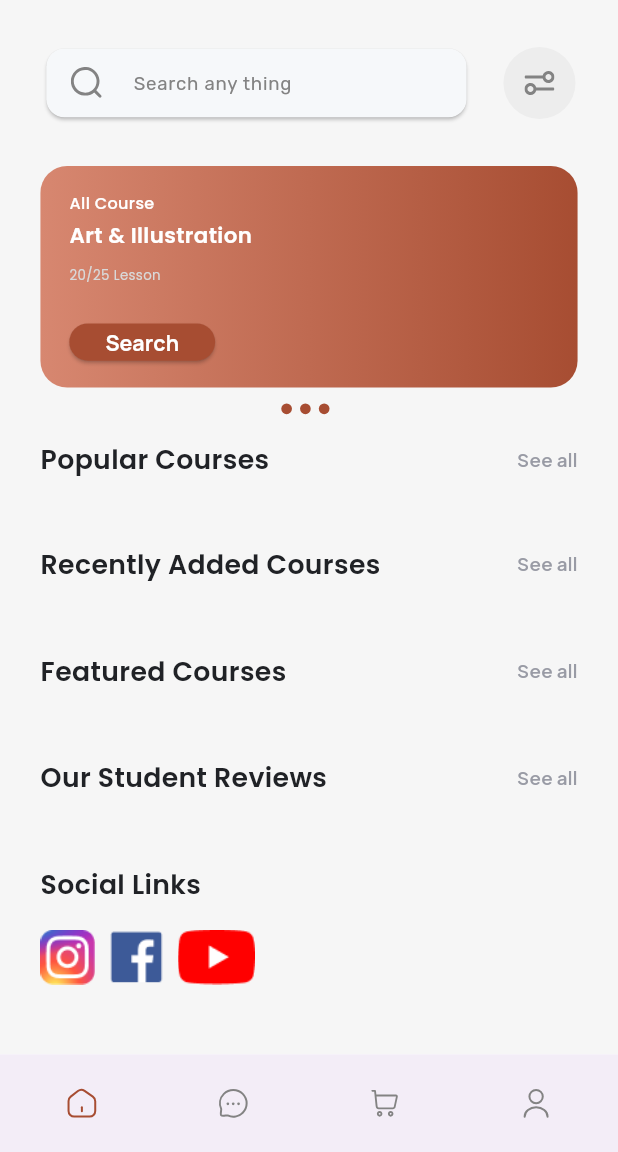
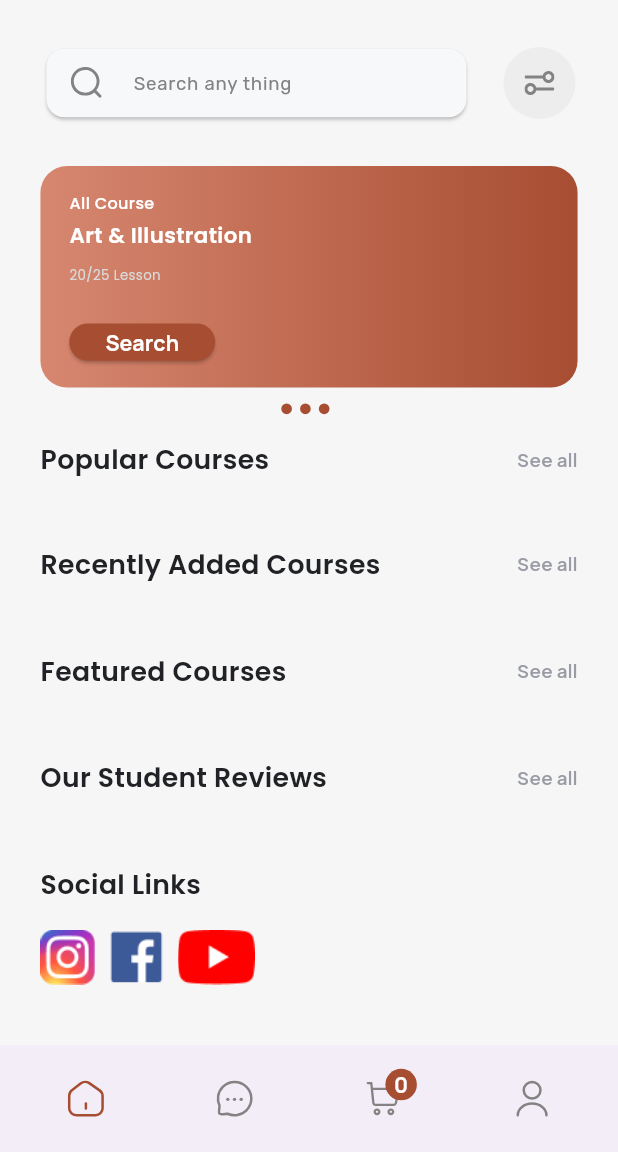
Before and after one commit to akash2058/lmsapp, a Flutter app: the MainMenu screen opened directly, in the side drawer, after a tap on the "menu" icon, on a phone screen of 412 x 824 dp, the part 84-1236 px from its top. Run offline on Flutter 3.47's test engine with Material 3 defaults, Android fonts, the phone set to English and light mode, and no system bars; our stand-ins replace dotted_border, flutter_screenutil, flutter_svg, flutter_widget_from_html, google_fonts, image_picker and 3 more; missing offline and left inert: google_places_autocomplete_text_field; accounts and stored records are empty; network calls fail; project files that could hold a hidden picture were left out.

Commit message:
made changes in the app

```diff
--- a/lib/views/menu_card/main_menu.dart
+++ b/lib/views/menu_card/main_menu.dart
@@ -3,7 +3,9 @@ import 'package:flutter_screenutil/flutter_screenutil.dart';
 import 'package:flutter_svg/flutter_svg.dart';
 import 'package:lmsapp/utilities/appcolors.dart';
 import 'package:lmsapp/utilities/svgimages.dart';
+import 'package:lmsapp/utilities/textstyle.dart';
 import 'package:lmsapp/views/menu_card/main_menu_providers.dart';
+import 'package:lmsapp/views/menu_screens/cart/cart_provider/cart_provider.dart';
 import 'package:provider/provider.dart';
 
 class MainMenu extends StatefulWidget {
@@ -23,11 +25,12 @@ class _MainMenuState extends State<MainMenu> {
 
   @override
   Widget build(BuildContext context) {
+    var cart = Provider.of<CartProvider>(context);
     return Consumer<MenuProviders>(
       builder: (context, menu, child) {
         return Scaffold(
             bottomNavigationBar: BottomAppBar(
-              height: 73.h,
+              height: 80.h,
               child: Padding(
                 padding: EdgeInsets.symmetric(horizontal: 29.w),
                 child: Row(
@@ -41,7 +44,7 @@ class _MainMenuState extends State<MainMenu> {
                       },
                       child: SvgPicture.asset(
                         SvgImages.home,
-                        height: 24.h,
+                        height: 30.h,
                         // ignore: deprecated_member_use
                         color: menu.currenttab == 0
                             ? AppColors.primarybrown
@@ -56,7 +59,7 @@ class _MainMenuState extends State<MainMenu> {
                       },
                       child: SvgPicture.asset(
                         SvgImages.chat,
-                        height: 24.h,
+                        height: 30.h,
                         // ignore: deprecated_member_use
                         color: menu.currenttab == 1
                             ? AppColors.primarybrown
@@ -69,13 +72,20 @@ class _MainMenuState extends State<MainMenu> {
                           menu.currenttab = 2;
                         });
                       },
+                      child: Badge(
+                        backgroundColor: AppColors.primarybrown,
+                        label: Text(
+                            cart.cart?.data?.cartItems?.length.toString() ??
+                                '0',
+                            style: buttonstyle),
                         child: SvgPicture.asset(
                           SvgImages.cart,
-                        height: 24.h,
+                          height: 30.h,
                           // ignore: deprecated_member_use
                           color: menu.currenttab == 2
                               ? AppColors.primarybrown
                               : AppColors.primarygrey,
+                        ),
                       ),
                     ),
                     GestureDetector(
@@ -86,7 +96,7 @@ class _MainMenuState extends State<MainMenu> {
                       },
                       child: SvgPicture.asset(
                         SvgImages.profile,
-                        height: 24.h,
+                        height: 30.h,
                         // ignore: deprecated_member_use
                         color: menu.currenttab == 3
                             ? AppColors.primarybrown
--- a/lib/views/menu_screens/cart/cart_provider/cart_provider.dart
+++ b/lib/views/menu_screens/cart/cart_provider/cart_provider.dart
@@ -5,9 +5,6 @@ import 'package:lmsapp/utilities/utils.dart';
 import 'package:lmsapp/views/menu_screens/cart/service/cart_services.dart';
 
 class CartProvider extends ChangeNotifier {
-  CartModel? _cartModel;
-  CartModel? get cart => _cartModel;
-
   WishlistModel? _wishlistModel;
   WishlistModel? get wishlist => _wishlistModel;
 
@@ -16,6 +13,8 @@ class CartProvider extends ChangeNotifier {
   bool loadingaddtocart = false;
   bool loadingremovecart = false;
 
+  CartModel? _cartModel;
+  CartModel? get cart => _cartModel;
   getCartData() async {
     var tokken = await Utils.getToken();
     try {
@@ -48,7 +47,6 @@ class CartProvider extends ChangeNotifier {
         }
         loadingaddtocart = false;
         notifyListeners();
-        print(policy);
       });
     } catch (e) {
       loadingaddtocart = false;
--- a/lib/views/menu_screens/cart/cartscreen.dart
+++ b/lib/views/menu_screens/cart/cartscreen.dart
@@ -1,5 +1,4 @@
 import 'package:flutter/material.dart';
-
 import 'package:flutter_screenutil/flutter_screenutil.dart';
 import 'package:lmsapp/customwidgets/%20customitemdiscount.dart';
 import 'package:lmsapp/customwidgets/customappbar.dart';
@@ -55,7 +54,9 @@ class _CartScreenState extends State<CartScreen> {
           ),
           body: Padding(
             padding: EdgeInsets.symmetric(horizontal: 28.w),
-            child: RefreshIndicator(
+            child: cart.loadinggetcart == true
+                ? const Center(child: CircularProgressIndicator())
+                : RefreshIndicator(
                     onRefresh: getcartdata,
                     child: Column(
                       children: [
@@ -63,22 +64,26 @@ class _CartScreenState extends State<CartScreen> {
                           child: SizedBox(
                             height: 360.h,
                             child: ListView.builder(
-                          itemCount: cart.cart?.data?.cartItems?.length ?? 0,
+                                itemCount:
+                                    cart.cart?.data?.cartItems?.length ?? 0,
                                 itemBuilder: (context, index) {
                                   var data = cart.cart?.data?.cartItems?[index];
                                   return Column(
                                     children: [
                                       CartCard(
-                                    ontapicon: () {
-                                      cart.getremovecart(
-                                          data?.id?.toString() ?? '', context);
+                                          ontapicon: () async {
+                                            await cart.getremovecart(
+                                                data?.id?.toString() ?? '',
+                                                context);
                                           },
                                           ontap: () {
                                             Navigator.push(
                                                 context,
                                                 CustomPageRoute(
-                                              child: PopularCourseLandingPage(
-                                                  id: data?.id.toString() ??
+                                                    child:
+                                                        PopularCourseLandingPage(
+                                                            id: data?.id
+                                                                    .toString() ??
                                                                 '')));
                                           },
                                           coursetitle: data?.courseTitle ?? '',
@@ -109,7 +114,9 @@ class _CartScreenState extends State<CartScreen> {
                                 ),
                                 Expanded(
                                     child: CustomButton(
-                                  height: 53.h, text: 'Apply', onTap: () {}))
+                                        height: 53.h,
+                                        text: 'Apply',
+                                        onTap: () {}))
                               ],
                             ),
                             SizedBox(
@@ -134,7 +141,8 @@ class _CartScreenState extends State<CartScreen> {
                         Column(
                           children: [
                             CustomPaymentCard(
-                          amount: '₹${cart.cart?.data?.totalPrice ?? ''}'),
+                                amount:
+                                    '₹${cart.cart?.data?.totalPrice ?? ''}'),
                             SizedBox(
                               height: 13.h,
                             ),
@@ -145,7 +153,8 @@ class _CartScreenState extends State<CartScreen> {
                                   Navigator.push(
                                       // ignore: prefer_const_constructors
                                       context,
-                                CustomPageRoute(child: const PaymentScreen()));
+                                      CustomPageRoute(
+                                          child: const PaymentScreen()));
                                 })
                           ],
                         ),
--- a/lib/views/menu_screens/cart/service/cart_services.dart
+++ b/lib/views/menu_screens/cart/service/cart_services.dart
@@ -52,7 +52,6 @@ Future<Map<String, dynamic>> fetchAddCart(token, id) async {
 
 Future<Map<String, dynamic>> fetchRemoveCart(token, id) async {
   var body = {'cart_id': id};
-  print('object $token');
   final response = await http.post(
     Uri.parse(AppUrls.removecart),
     body: body,
--- a/lib/views/menu_screens/chat/chatscreen.dart
+++ b/lib/views/menu_screens/chat/chatscreen.dart
@@ -64,6 +64,7 @@ class _ChatScreenState extends State<ChatScreen> {
                           context,
                           CustomPageRoute(
                               child: ChatDetailsScreen(
+                            title: data?.user1Name ?? '',
                             id: data?.chatId.toString() ?? '',
                           )));
                     },
--- a/lib/views/menu_screens/chat/provider/chat_provider.dart
+++ b/lib/views/menu_screens/chat/provider/chat_provider.dart
@@ -24,8 +24,6 @@ class ChatProvider extends ChangeNotifier {
       await fetchChatroom(tokken).then((policy) {
         chatRoomModel = ChatRoomModel.fromJson(policy);
         loadingchatroom = false;
-        notifyListeners();
-        print('chats${policy}');
       });
     } catch (e) {
       loadingchatroom = false;
@@ -43,7 +41,6 @@ class ChatProvider extends ChangeNotifier {
         messageModel = MessageModel.fromJson(policy);
         loadingmessage = false;
         notifyListeners();
-        print('message$policy');
       });
     } catch (e) {
       loadingmessage = false;
@@ -60,7 +57,6 @@ class ChatProvider extends ChangeNotifier {
       await fetchSendMessage(tokken, messagecontroller.text, id).then((policy) {
         loadingsendingmessage = false;
         notifyListeners();
-        print('message$policy');
       });
     } catch (e) {
       loadingsendingmessage = false;
--- a/lib/views/menu_screens/service/main_screen_services.dart
+++ b/lib/views/menu_screens/service/main_screen_services.dart
@@ -141,7 +141,7 @@ Future<Map<String, dynamic>> fetchaddwishlist(token, id) async {
 }
 
 Future<Map<String, dynamic>> fetchremoveaddwishlist(token, id) async {
-  var body = {'course_id': id};
+  var body = {'wishlist_id': id};
   final response = await http.post(
     Uri.parse(AppUrls.removewishlists),
     body: body,
--- a/pubspec.yaml
+++ b/pubspec.yaml
@@ -45,6 +45,7 @@ dependencies:
   shared_preferences: ^2.2.3
   cached_network_image: ^3.3.1
   url_launcher: ^6.2.6
+  badges: ^3.1.2
   google_places_autocomplete_text_field: ^0.1.3
   fl_chart: ^0.67.0
   image_picker: ^1.1.1
```
Also changed, not shown: lib/views/menu_screens/chat/chatdetails/chatdetailscren.dart (+10 -10 lines), pubspec.lock. Lines whose indentation alone changed are shown as unchanged.
